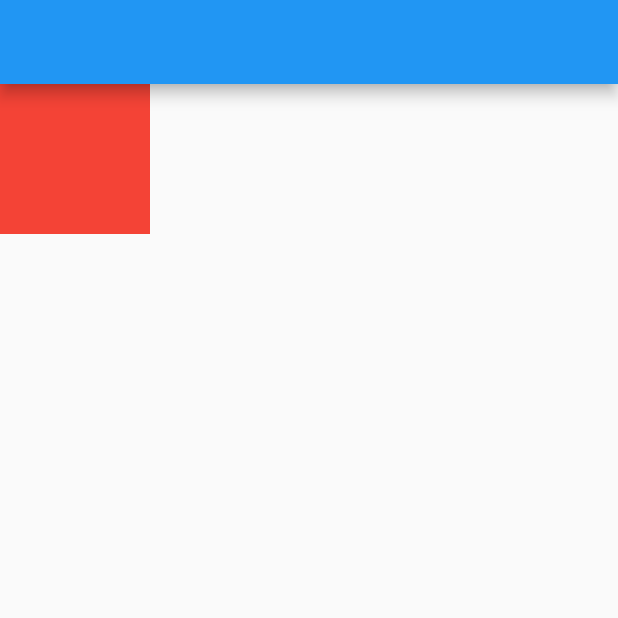
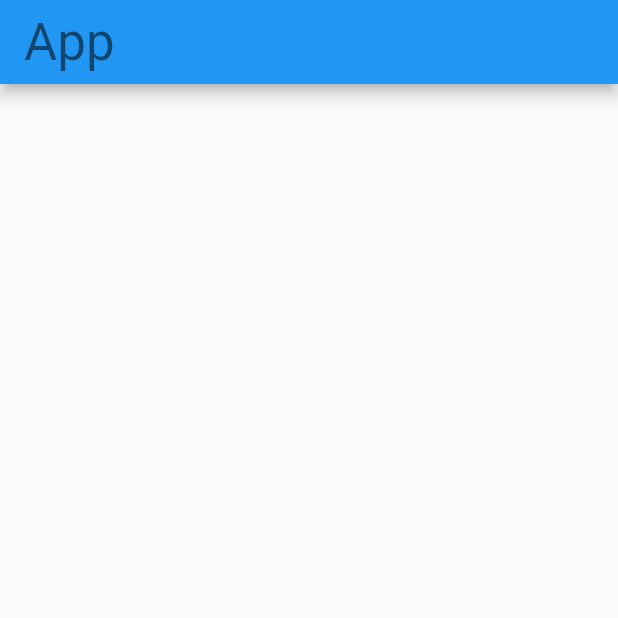
Before and after one commit to John-Thailand/accordion, a Flutter app: the screen it shows after launch, on a phone screen of 412 x 824 dp, the top half of it. Run offline on Flutter 3.47's test engine with Material 2 defaults, Android fonts, the light colour scheme and no system bars; our stand-ins replace fl_chart, flutter_riverpod.

Commit message:
テキストテーマについて

```diff
--- a/lib/main.dart
+++ b/lib/main.dart
@@ -1,34 +1,18 @@
 import 'package:flutter/material.dart';
-import 'package:flutter_dotenv/flutter_dotenv.dart';
 
 void main() async {
-  // 入力
-  const envFile = String.fromEnvironment('env');
-  await dotenv.load(fileName: envFile);
-
   runApp(MyApp());
 }
 
 class MyApp extends StatelessWidget {
   @override
   Widget build(BuildContext context) {
+    final theme = Theme.of(context);
+
     return MaterialApp(
       home: Scaffold(
         appBar: AppBar(
-          title: Text(''),
-        ),
-        body: Scaffold(
-          body: InkWell(
-            onTap: () async {
-              await Future.delayed(const Duration(seconds: 2));
-              if (context.mounted) Navigator.pop(context);
-            },
-            child: Container(
-              width: 100,
-              height: 100,
-              color: Colors.red,
-            ),
-          ),
+          title: Text('App', style: theme.textTheme.headlineMedium),
         ),
       ),
     );
```
